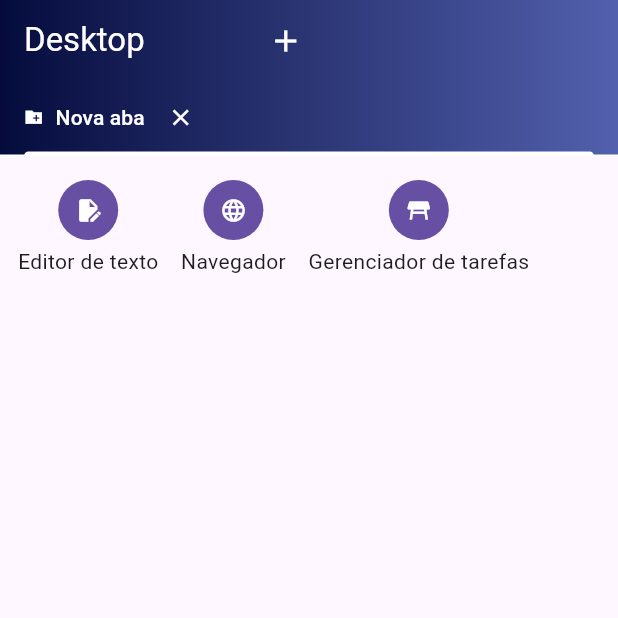
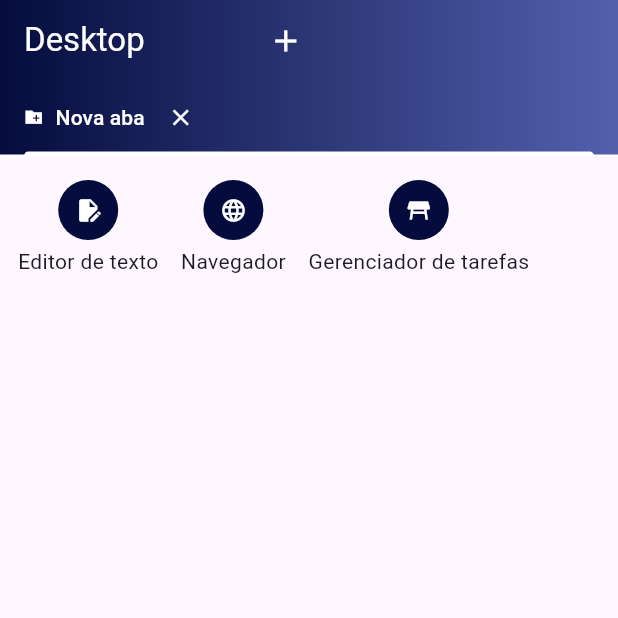
Before and after one commit to auguzsto/abas_desktop, a Flutter app: the screen it shows after launch, on a phone screen of 412 x 824 dp, the top half of it. Run offline on Flutter 3.47's test engine with Material 3 defaults, Android fonts, the light colour scheme and no system bars; missing offline and left inert: webview_all.

Commit message:
feat: Mudança no background de icone.

```diff
--- a/lib/application/gerenciador_tarefas/gerenciador_tarefas_view.dart
+++ b/lib/application/gerenciador_tarefas/gerenciador_tarefas_view.dart
@@ -26,7 +26,7 @@ class _GerenciadorTarefasViewState extends State<GerenciadorTarefasView> {
       itemBuilder: (context, index) {
         final programa = mainViewModel.processos[index].programa;
         return ListTile(
-          leading: Icon(programa.icone),
+          leading: Icon(programa.icone, color: Color.fromARGB(255, 5, 12, 61)),
           title: Text(programa.titulo),
           subtitle: Text("PID ${index.toString()}"),
           trailing: IconButton(onPressed: () => mainViewModel.remover(index), icon: Icon(Icons.stop, color: Colors.red)),
--- a/lib/application/main/widgets/appicon_widget.dart
+++ b/lib/application/main/widgets/appicon_widget.dart
@@ -13,6 +13,7 @@ class AppIcon extends StatelessWidget {
     return Column(
       children: [
         IconButton.filled(
+          style: ButtonStyle(backgroundColor: WidgetStateColor.resolveWith((states) => Color.fromARGB(255, 5, 12, 61))),
           onPressed: () => mainViewModel.abrir(programa),
           icon: Icon(programa.icone, size: 18),
         ),
```
